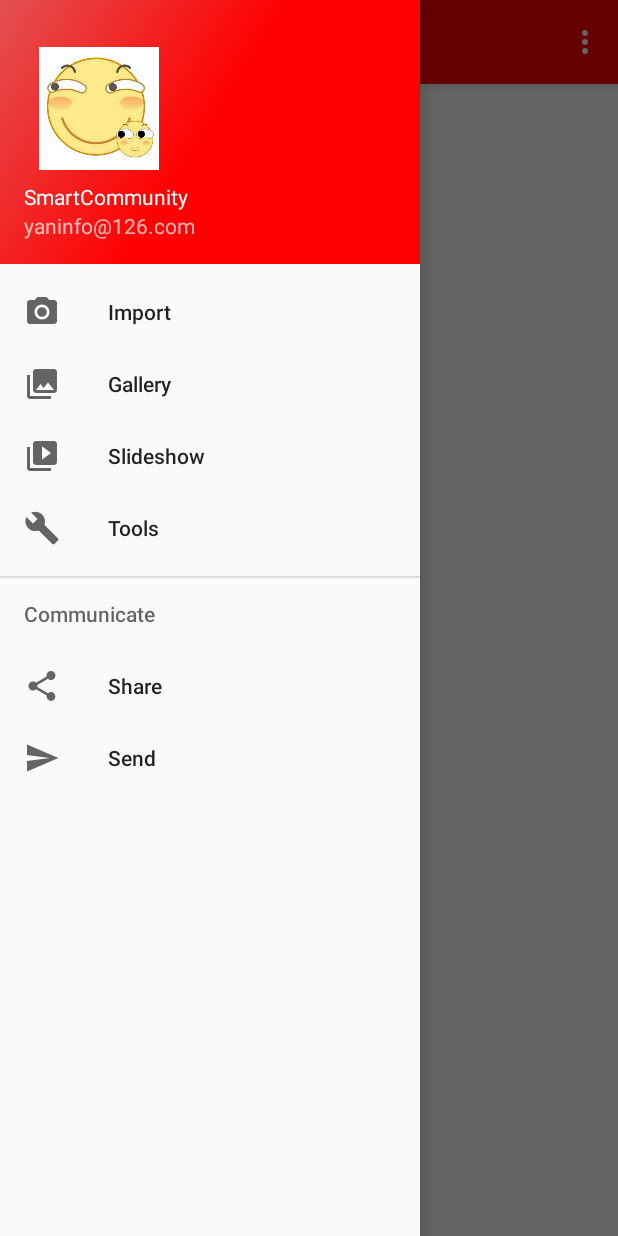
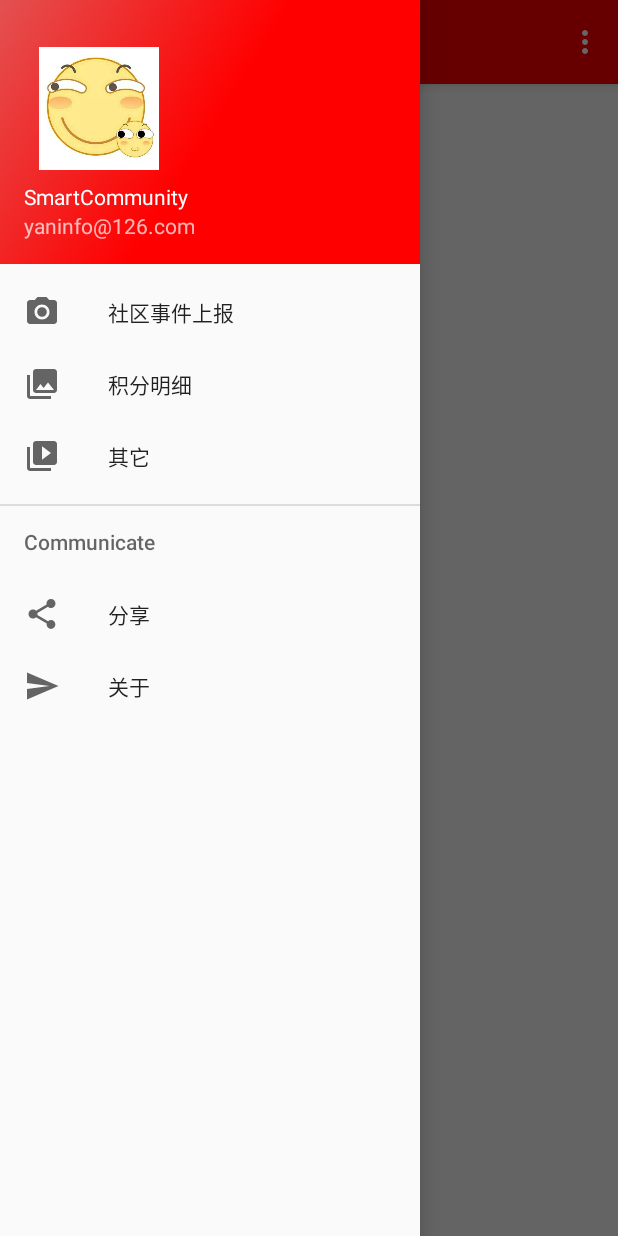
Before and after one commit to YanInfo/SmartCommunity, an Android app: the MainActivity screen opened directly, with no data from a screen before it, with the side drawer open, on a phone screen of 412 x 824 dp. Run offline under Robolectric (Android 15) with nearby library versions, the phone set to English and light mode, and no system bars.

Commit message:
add event report and delete fragment layout

```diff
--- a/app/src/main/AndroidManifest.xml
+++ b/app/src/main/AndroidManifest.xml
@@ -29,7 +29,8 @@
 
         <activity android:name=".RegisterActivity"/>
 
-        <activity android:name=".PartyFragment1"/>
+        <activity android:name=".ReportActivity"
+            android:label="@string/app_name"/>
 
         <activity
             android:name="com.lzy.imagepicker.ui.ImagePreviewDelActivity"
--- a/app/src/main/java/com/yaninfo/smartcommunity/LoginActivity.java
+++ b/app/src/main/java/com/yaninfo/smartcommunity/LoginActivity.java
@@ -73,7 +73,8 @@ public class LoginActivity extends Activity {
                     Toast.makeText(LoginActivity.this, "请输入用户名", Toast.LENGTH_SHORT).show();
                 } else if (TextUtils.isEmpty(inputPassword)) {
                     Toast.makeText(LoginActivity.this, "请输入密码", Toast.LENGTH_SHORT).show();
-                } else*/ {
+                } else*/
+                {
                     // Handler内部类更新UI
                     @SuppressLint("HandlerLeak") Handler handler = new Handler() {
                         @Override
--- a/app/src/main/res/layout/layout_fragment1.xml
+++ b/app/src/main/res/layout/layout_report.xml
@@ -29,7 +29,7 @@
       android:scrollbarStyle="outsideOverlay"
       app:layoutManager="android.support.v7.widget.GridLayoutManager"
       app:spanCount="4"
-      tools:listitem="@layout/fragment1_item_image" />
+      tools:listitem="@layout/report_item_image" />
 
   <Button
       android:id="@+id/btn"
--- a/app/src/main/res/menu/activity_main_drawer.xml
+++ b/app/src/main/res/menu/activity_main_drawer.xml
@@ -7,19 +7,15 @@
         <item
             android:id="@+id/nav_camera"
             android:icon="@drawable/ic_menu_camera"
-            android:title="Import" />
+            android:title="@string/drawer_report" />
         <item
             android:id="@+id/nav_gallery"
             android:icon="@drawable/ic_menu_gallery"
-            android:title="Gallery" />
+            android:title="@string/drawer_integral" />
         <item
             android:id="@+id/nav_slideshow"
             android:icon="@drawable/ic_menu_slideshow"
-            android:title="Slideshow" />
-        <item
-            android:id="@+id/nav_manage"
-            android:icon="@drawable/ic_menu_manage"
-            android:title="Tools" />
+            android:title="@string/drawer_other" />
     </group>
 
     <item android:title="Communicate">
@@ -27,11 +23,11 @@
             <item
                 android:id="@+id/nav_share"
                 android:icon="@drawable/ic_menu_share"
-                android:title="Share" />
+                android:title="@string/drawer_enjoy" />
             <item
                 android:id="@+id/nav_send"
                 android:icon="@drawable/ic_menu_send"
-                android:title="Send" />
+                android:title="@string/drawer_about" />
         </menu>
     </item>
 
--- a/app/src/main/res/values/drawables.xml
+++ /dev/null
@@ -1,8 +0,0 @@
-<resources xmlns:android="http://schemas.android.com/apk/res/android">
-    <item name="ic_menu_camera" type="drawable">@android:drawable/ic_menu_camera</item>
-    <item name="ic_menu_gallery" type="drawable">@android:drawable/ic_menu_gallery</item>
-    <item name="ic_menu_slideshow" type="drawable">@android:drawable/ic_menu_slideshow</item>
-    <item name="ic_menu_manage" type="drawable">@android:drawable/ic_menu_manage</item>
-    <item name="ic_menu_share" type="drawable">@android:drawable/ic_menu_share</item>
-    <item name="ic_menu_send" type="drawable">@android:drawable/ic_menu_send</item>
-</resources>
--- a/app/src/main/res/values/strings.xml
+++ b/app/src/main/res/values/strings.xml
@@ -1,5 +1,6 @@
 <resources>
     <string name="app_name">智慧社区党建</string>
+    <string name="app_report">社区党建事件上报</string>
     <string name="app_login">智慧社区党建登录</string>
 
     <string name="navigation_drawer_open">Open navigation drawer</string>
@@ -26,4 +27,11 @@
     <!--上报-->
     <string name="report_name">请输入上报内容</string>
     <string name="report_commit">上传</string>
+
+    <!--侧滑栏-->
+    <string name="drawer_report">社区事件上报</string>
+    <string name="drawer_integral">积分明细</string>
+    <string name="drawer_other">其它</string>
+    <string name="drawer_enjoy">分享</string>
+    <string name="drawer_about">关于</string>
 </resources>
```
Also changed, not shown: app/src/main/java/com/yaninfo/smartcommunity/MainActivity.java (+10 -18 lines), app/src/main/java/com/yaninfo/smartcommunity/RegisterActivity.java (+8 -6 lines), app/src/main/java/com/yaninfo/smartcommunity/ReportActivity.java (renamed from app/src/main/java/com/yaninfo/smartcommunity/PartyFragment1.java, +29 -24 lines), app/src/main/java/com/yaninfo/smartcommunity/adapter/ImagePickerAdapter.java (+6 -4 lines), app/src/main/java/com/yaninfo/smartcommunity/uploadEvent/SelectDialog.java (+29 -30 lines), app/src/main/res/layout/content_main.xml (+6 -4 lines), app/src/main/res/layout/fragment1_list_image.xml (deleted, +0 -16 lines), app/src/main/res/layout/report_dialog_item.xml (renamed from app/src/main/res/layout/fragment1_dialog_item.xml), app/src/main/res/layout/report_dialog_select.xml (renamed from app/src/main/res/layout/fragment1_dialog_select.xml), app/src/main/res/layout/report_item_image.xml (renamed from app/src/main/res/layout/fragment1_item_image.xml).
